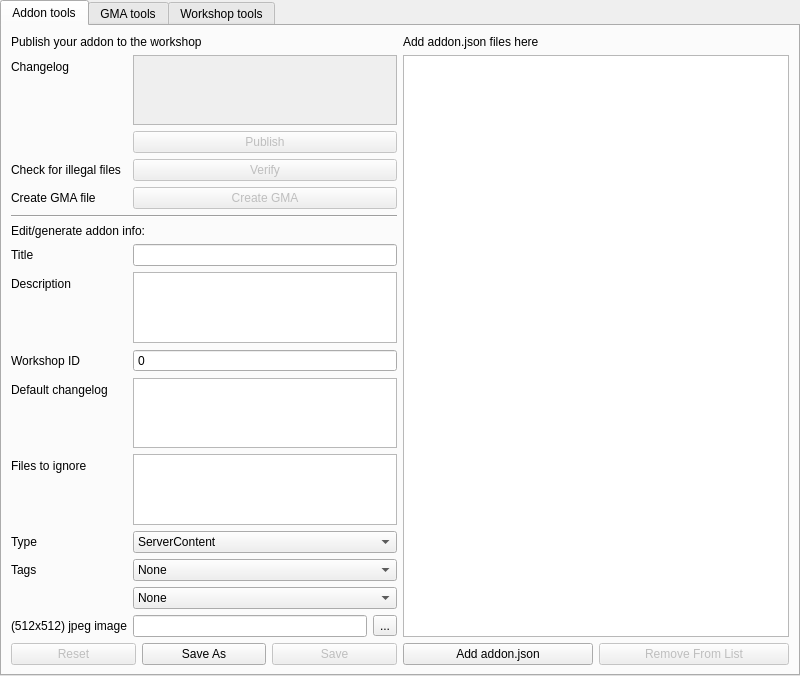
Before: the Qt Designer form ui/mainwindow.ui in FPtje/gmosh, drawn with Qt 5.
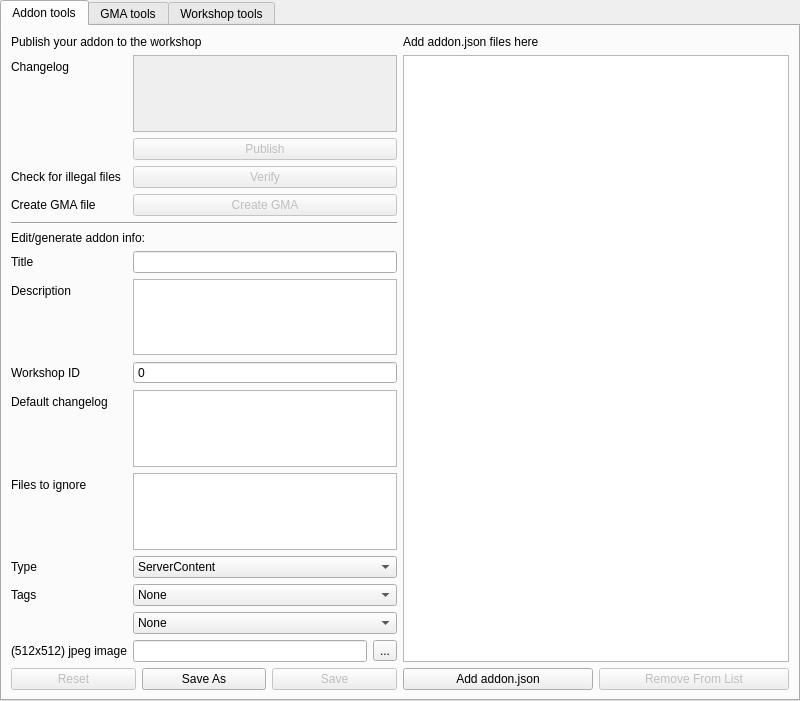
After: the same form once the commit is applied.

Diff of the .ui file:
```diff
--- a/ui/mainwindow.ui
+++ b/ui/mainwindow.ui
@@ -7,7 +7,7 @@
     <x>0</x>
     <y>0</y>
     <width>800</width>
-    <height>669</height>
+    <height>701</height>
    </rect>
   </property>
   <property name="windowTitle">
```
Left out of the diff: 49 changed lines with no effect on the pictures.
